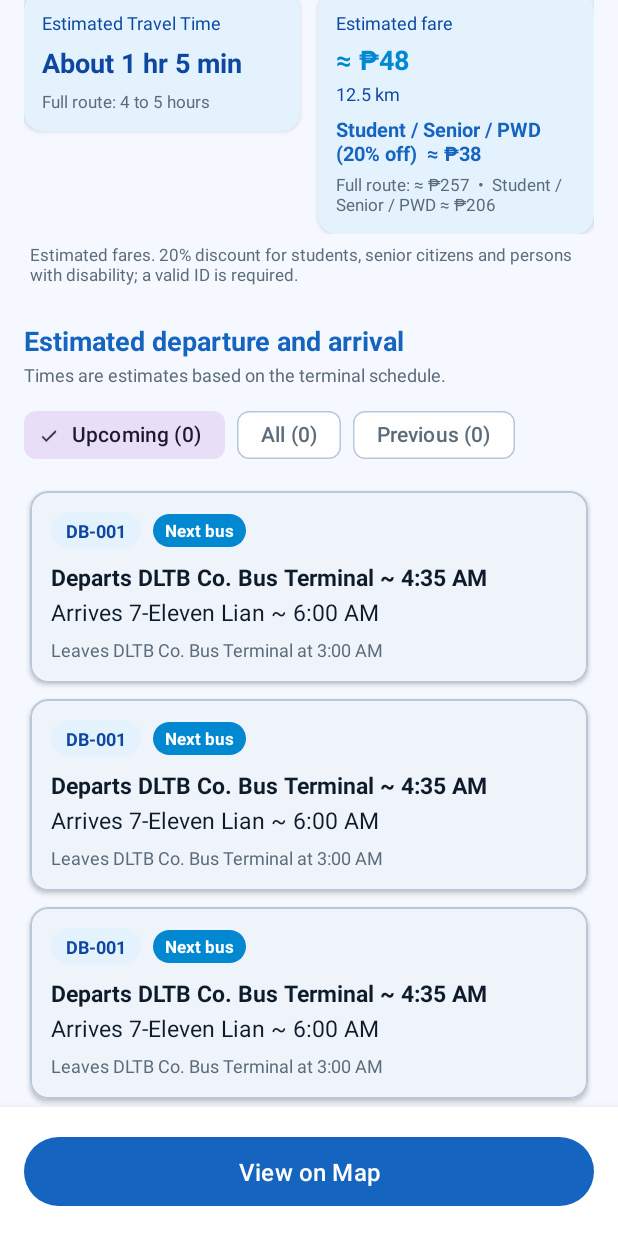
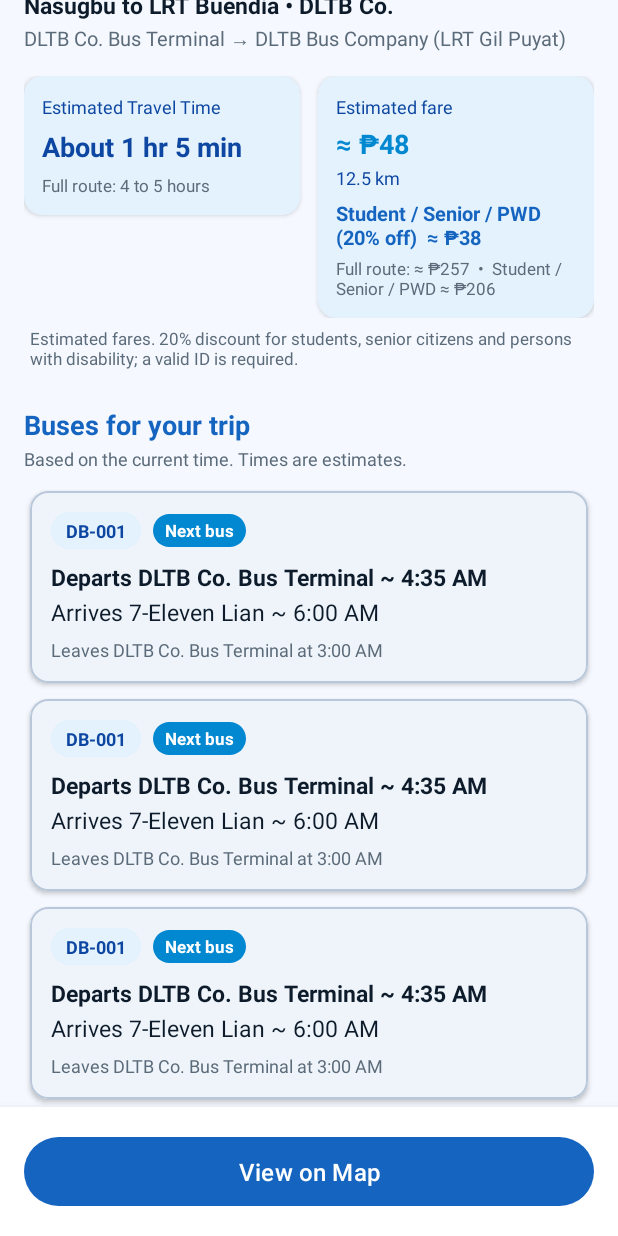
Before and after one commit to angelafdL/NasBus-Transit-System, an Android app: the layout fragment_route_detail.xml on its own in the app's theme, with its tools: preview values and no code run, on a phone screen of 412 x 824 dp. Run offline under Robolectric (Android 15) with nearby library versions, the phone set to English and light mode, and no system bars.

Commit message:
Edit route detail to show only current buses

```diff
--- a/app/src/main/java/com/nasbus/app/data/local/model/RouteTripItem.kt
+++ b/app/src/main/java/com/nasbus/app/data/local/model/RouteTripItem.kt
@@ -6,10 +6,11 @@ data class RouteTripItem(
     val fromStopName: String,
     val toStopName: String,
     val departsFormatted: String,
+    val countdownText: String,
     val arrivesFormatted: String,
     val originName: String,
     val originDepartureTimeFormatted: String,
     val departsMinutesSinceMidnight: Int,
-    val isNextBus: Boolean = false,
-    val isPastToday: Boolean = false
+    val isOnTheWay: Boolean,
+    val isNextBus: Boolean = false
 )
--- a/app/src/main/res/layout/fragment_route_detail.xml
+++ b/app/src/main/res/layout/fragment_route_detail.xml
@@ -204,12 +204,12 @@
                 android:textColor="?attr/colorOnSurfaceVariant"
                 android:textSize="11sp" />
 
-            <!-- 3. TRIPS SECTION (Departure and Arrival Times) -->
+            <!-- 3. TRIPS SECTION (Buses for your trip) -->
             <TextView
                 android:layout_width="match_parent"
                 android:layout_height="wrap_content"
                 android:layout_marginTop="24dp"
-                android:text="Estimated departure and arrival"
+                android:text="Buses for your trip"
                 android:textColor="?attr/colorPrimary"
                 android:textSize="18sp"
                 android:textStyle="bold" />
@@ -219,42 +219,9 @@
                 android:layout_width="match_parent"
                 android:layout_height="wrap_content"
                 android:layout_marginTop="2dp"
-                android:text="Times are estimates based on the terminal schedule."
+                android:text="Based on the current time. Times are estimates."
                 android:textColor="?attr/colorOnSurfaceVariant"
                 android:textSize="12sp" />
-
-            <!-- Single-Selection Filter Chips for Trips -->
-            <com.google.android.material.chip.ChipGroup
-                android:id="@+id/chip_group_trips"
-                android:layout_width="match_parent"
-                android:layout_height="wrap_content"
-                android:layout_marginTop="8dp"
-                app:selectionRequired="true"
-                app:singleSelection="true">
-
-                <com.google.android.material.chip.Chip
-                    android:id="@+id/chip_trips_upcoming"
-                    style="@style/Widget.Material3.Chip.Filter"
-                    android:layout_width="wrap_content"
-                    android:layout_height="wrap_content"
-                    android:checked="true"
-                    android:text="Upcoming (0)" />
-
-                <com.google.android.material.chip.Chip
-                    android:id="@+id/chip_trips_all"
-                    style="@style/Widget.Material3.Chip.Filter"
-                    android:layout_width="wrap_content"
-                    android:layout_height="wrap_content"
-                    android:text="All (0)" />
-
-                <com.google.android.material.chip.Chip
-                    android:id="@+id/chip_trips_previous"
-                    style="@style/Widget.Material3.Chip.Filter"
-                    android:layout_width="wrap_content"
-                    android:layout_height="wrap_content"
-                    android:text="Previous (0)" />
-
-            </com.google.android.material.chip.ChipGroup>
 
             <TextView
                 android:id="@+id/tv_empty_trips"
```
Also changed, not shown: app/src/main/java/com/nasbus/app/ui/routedetail/RouteDetailFragment.kt (+34 -110 lines), app/src/main/java/com/nasbus/app/ui/routedetail/RouteDetailViewModel.kt (+0 -8 lines), app/src/main/java/com/nasbus/app/ui/routedetail/RouteTripAdapter.kt (+8 -4 lines), app/src/main/java/com/nasbus/app/util/TravelTimeEstimator.kt (+78 -0 lines).
